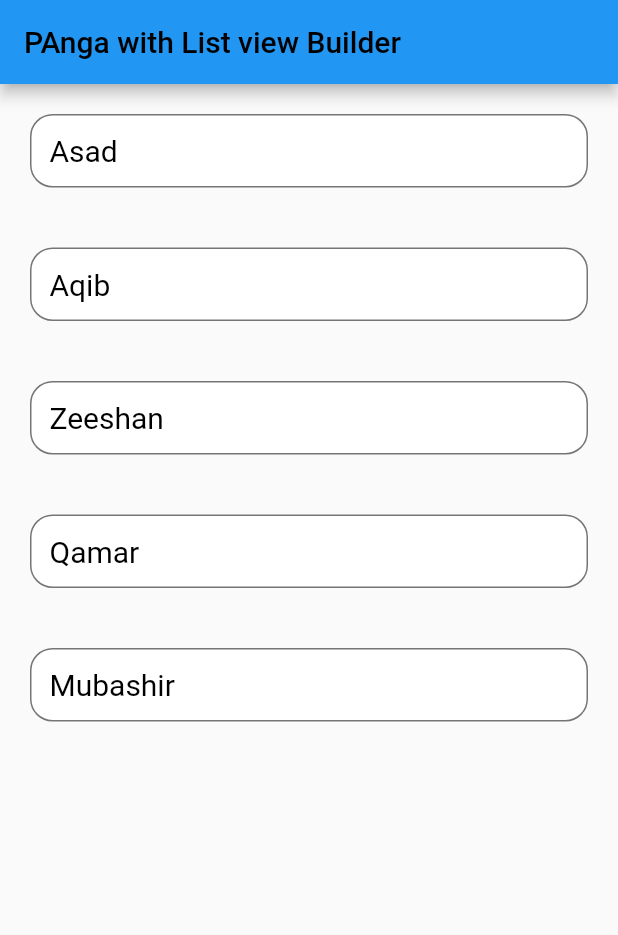
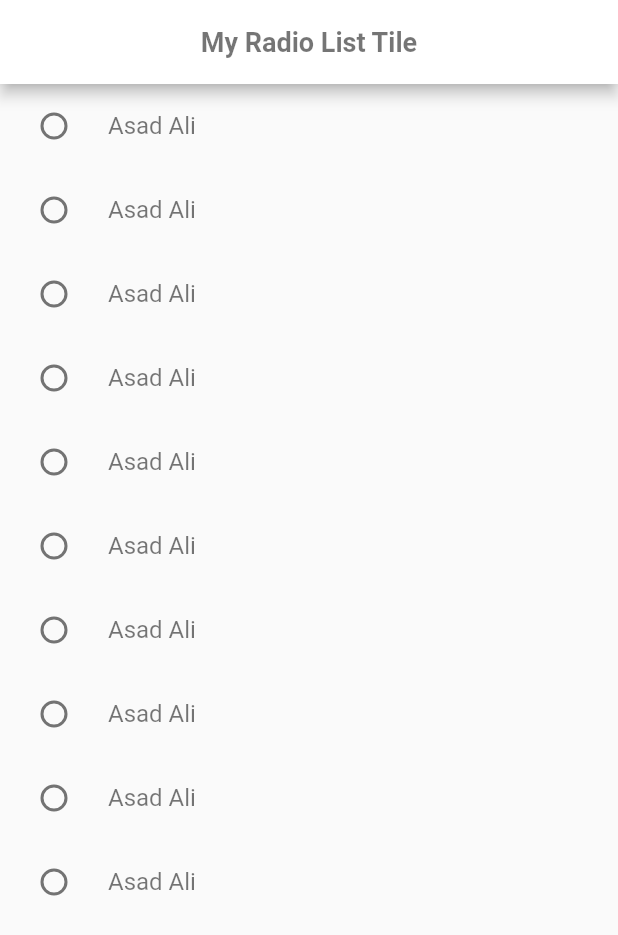
Before and after one commit to Asad93915/my_custom_widgets, a Flutter app: the screen it shows after launch, on a phone screen of 412 x 824 dp. Shown: the top 935 px of the screen. Run offline on Flutter 3.47's test engine with Material 2 defaults, Android fonts, the phone set to English and light mode, and no system bars.

Commit message:
Custom Radio List Tile

```diff
--- /dev/null
+++ b/lib/custom_radio_list_tile.dart
@@ -0,0 +1,72 @@
+import 'package:flutter/material.dart';
+
+class CustomRadioListTileTesting extends StatefulWidget {
+  const CustomRadioListTileTesting({Key? key}) : super(key: key);
+
+  @override
+  State<CustomRadioListTileTesting> createState() => _CustomRadioListTileTestingState();
+}
+
+class _CustomRadioListTileTestingState extends State<CustomRadioListTileTesting> {
+   String selectedValue='';
+  @override
+  Widget build(BuildContext context) {
+    return Scaffold(
+      appBar: AppBar(
+        title: Text("My Radio List Tile",style: TextStyle(fontSize: 18.0,fontWeight: FontWeight.bold,color: Colors.black54),),
+        backgroundColor:Colors.white,
+        centerTitle: true,
+      ),
+      body: Column(
+        mainAxisAlignment: MainAxisAlignment.start,
+        crossAxisAlignment: CrossAxisAlignment.start,
+        children: [
+          ListView.builder(
+
+            itemCount: 10,
+              scrollDirection: Axis.vertical,
+              physics: NeverScrollableScrollPhysics(),
+              shrinkWrap: true,
+              itemBuilder: (BuildContext,index){
+            return  CustomRadioListTile(
+              value: index.toString(),
+                radioText: "Asad Ali",
+                selectedValue: selectedValue,
+                onTap: (val){
+              selectedValue=val!;
+              setState(() {
+
+              });
+            });
+          })
+        ],
+      ),
+    );
+  }
+}
+
+
+
+
+
+
+class CustomRadioListTile extends StatelessWidget {
+  final String? value;
+  final String? selectedValue;
+  final Function(String?) onTap;
+  final String? radioText;
+   CustomRadioListTile({
+    this.value,this.selectedValue,required this.onTap,this.radioText=''
+});
+
+  @override
+  Widget build(BuildContext context) {
+    return RadioListTile<String>(
+        value: value!,
+        groupValue: selectedValue,
+        onChanged: onTap,
+      title: Text(radioText!,style:TextStyle(color: Colors.black54,fontSize: 16.0) ,),
+
+    );
+  }
+}
--- a/lib/main.dart
+++ b/lib/main.dart
@@ -3,6 +3,7 @@ import 'package:flutter/material.dart';
 import 'CustomCheckBox.dart';
 import 'custom_listview_builder.dart';
 import 'custom_radio_button.dart';
+import 'custom_radio_list_tile.dart';
 import 'custom_text_field.dart';
 
 void main() {
@@ -24,7 +25,8 @@ class MyApp extends StatelessWidget {
       // home: LoginScreen(),
       // home: RadioCheckOutScreen(),
       // home: CheckBoxEvaluate(),
-      home: CustomListBuilder(),
+      // home: CustomListBuilder(),
+      home: CustomRadioListTileTesting(),
     );
   }
 }
```
Also changed, not shown: lib/custom_alert.dart (line endings or trailing spaces), 3 other files.
